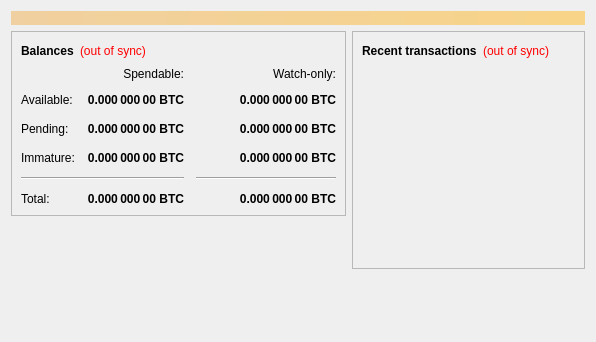
Before: the Qt Designer form src/qt/forms/overviewpage.ui in utopiacoin/utopiacoin2, drawn with Qt 5.
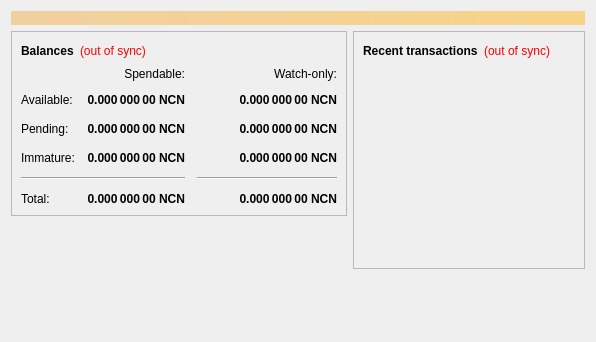
After: the same form once the commit is applied.

What changed in the file:
```diff
--- a/src/qt/forms/overviewpage.ui
+++ b/src/qt/forms/overviewpage.ui
@@ -112,7 +112,7 @@
                <string>Unconfirmed transactions to watch-only addresses</string>
               </property>
               <property name="text">
-               <string notr="true">0.000 000 00 BTC</string>
+               <string notr="true">0.000 000 00 NCN</string>
               </property>
               <property name="alignment">
                <set>Qt::AlignRight|Qt::AlignTrailing|Qt::AlignVCenter</set>
@@ -137,7 +137,7 @@
                <string>Total of transactions that have yet to be confirmed, and do not yet count toward the spendable balance</string>
               </property>
               <property name="text">
-               <string notr="true">0.000 000 00 BTC</string>
+               <string notr="true">0.000 000 00 NCN</string>
               </property>
               <property name="alignment">
                <set>Qt::AlignRight|Qt::AlignTrailing|Qt::AlignVCenter</set>
@@ -162,7 +162,7 @@
                <string>Mined balance in watch-only addresses that has not yet matured</string>
               </property>
               <property name="text">
-               <string notr="true">0.000 000 00 BTC</string>
+               <string notr="true">0.000 000 00 NCN</string>
               </property>
               <property name="alignment">
                <set>Qt::AlignRight|Qt::AlignTrailing|Qt::AlignVCenter</set>
@@ -220,7 +220,7 @@
                <string>Mined balance that has not yet matured</string>
               </property>
               <property name="text">
-               <string notr="true">0.000 000 00 BTC</string>
+               <string notr="true">0.000 000 00 NCN</string>
               </property>
               <property name="alignment">
                <set>Qt::AlignRight|Qt::AlignTrailing|Qt::AlignVCenter</set>
@@ -265,7 +265,7 @@
                <string>Your current total balance</string>
               </property>
               <property name="text">
-               <string notr="true">0.000 000 00 BTC</string>
+               <string notr="true">0.000 000 00 NCN</string>
               </property>
               <property name="alignment">
                <set>Qt::AlignRight|Qt::AlignTrailing|Qt::AlignVCenter</set>
@@ -290,7 +290,7 @@
                <string>Current total balance in watch-only addresses</string>
               </property>
               <property name="text">
-               <string notr="true">0.000 000 00 BTC</string>
+               <string notr="true">0.000 000 00 NCN</string>
               </property>
               <property name="alignment">
                <set>Qt::AlignRight|Qt::AlignTrailing|Qt::AlignVCenter</set>
@@ -332,7 +332,7 @@
                <string>Your current spendable balance</string>
               </property>
               <property name="text">
-               <string notr="true">0.000 000 00 BTC</string>
+               <string notr="true">0.000 000 00 NCN</string>
               </property>
               <property name="alignment">
                <set>Qt::AlignRight|Qt::AlignTrailing|Qt::AlignVCenter</set>
@@ -357,7 +357,7 @@
                <string>Your current balance in watch-only addresses</string>
               </property>
               <property name="text">
-               <string notr="true">0.000 000 00 BTC</string>
+               <string notr="true">0.000 000 00 NCN</string>
               </property>
               <property name="alignment">
                <set>Qt::AlignRight|Qt::AlignTrailing|Qt::AlignVCenter</set>
```
Left out of the diff: 4 changed lines with no effect on the pictures.
